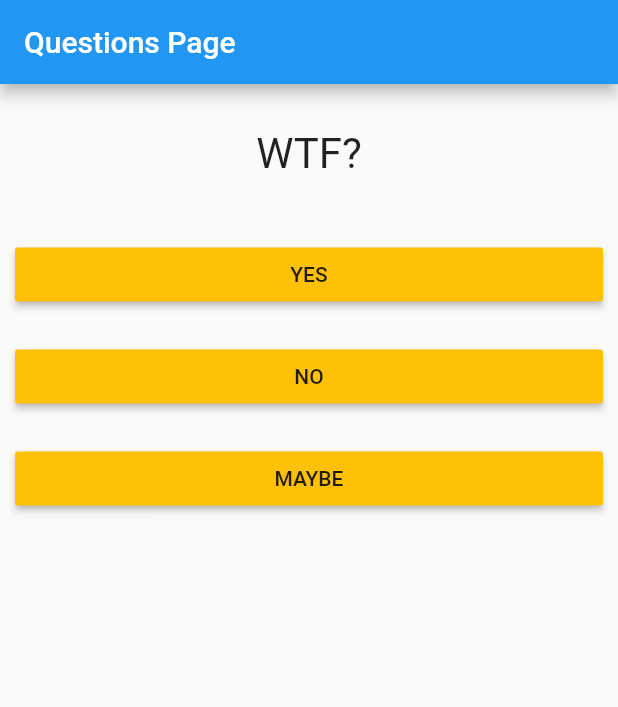
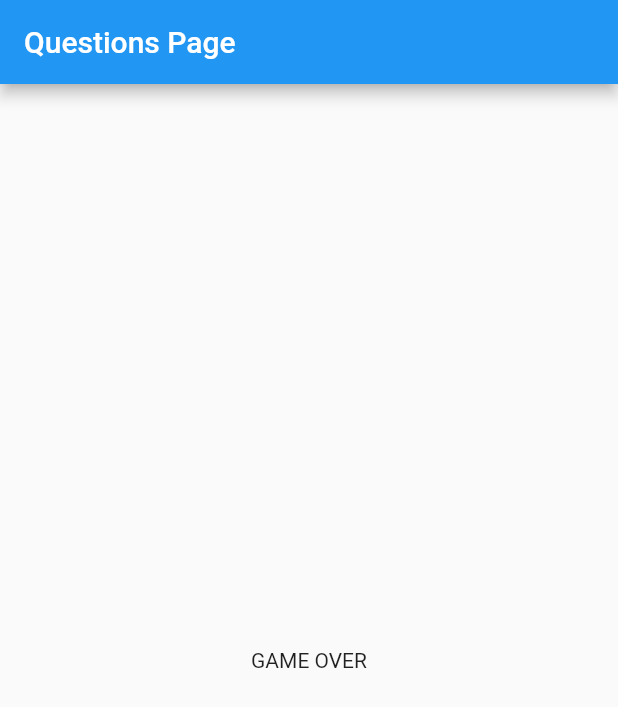
Before and after one commit to archangelmichael/UdemyFlutter, a Flutter app: the screen it shows after launch, after a tap on "YES", after a tap on "NO", after a tap on "MAYBE", on a phone screen of 412 x 824 dp. Shown: the top 707 px of the screen. Run offline on Flutter 3.47's test engine with Material 2 defaults, Android fonts, the phone set to English and light mode, and no system bars.

Commit message:
- Extract question widget code in separate class

```diff
--- a/intro/lib/pages/question_page.dart
+++ b/intro/lib/pages/question_page.dart
@@ -1,7 +1,6 @@
 import 'package:flutter/material.dart';
 import 'package:intro/models/question.dart';
-import 'package:intro/pages/widgets/question_answer.dart';
-import 'package:intro/pages/widgets/question_title.dart';
+import 'package:intro/pages/widgets/question_column.dart';
 
 class QuestionPage extends StatefulWidget {
   @override
@@ -16,10 +15,12 @@ class _QuestionPageState extends State<QuestionPage> {
   ];
 
   var _currentIndex = 0;
+  var _hasModeQuestions = true;
 
   void _getNextQuestion() {
     var nextIndex = _currentIndex + 1;
     if (nextIndex >= _questions.length) {
+      _hasModeQuestions = false;
       nextIndex = 0;
     }
 
@@ -30,11 +31,6 @@ class _QuestionPageState extends State<QuestionPage> {
   @override
   Widget build(BuildContext context) {
     var selectedQuestion = _questions[_currentIndex];
-    var questionChildren = <Widget>[];
-    questionChildren.add(QuestionTitle(selectedQuestion.title));
-    for(var answer in selectedQuestion.answers) {
-      questionChildren.add(QuestionAnswer(answer, _getNextQuestion));
-    }
 
     return Scaffold(
       appBar: AppBar(
@@ -42,12 +38,11 @@ class _QuestionPageState extends State<QuestionPage> {
         // the App.build method, and use it to set our appbar title.
         title: Text("Questions Page"),
       ),
-      body: Column(
-        children: <Widget>[
-          QuestionTitle(selectedQuestion.title),
-          ...selectedQuestion.answers.map( (answer) { return QuestionAnswer(answer, _getNextQuestion); })
-        ],
-      ),
+      body: _hasModeQuestions
+          ? QuestionColumn(selectedQuestion, _getNextQuestion)
+          : Center(
+              child: Text("GAME OVER"),
+            ),
     );
   }
 }
--- /dev/null
+++ b/intro/lib/pages/widgets/question_column.dart
@@ -0,0 +1,23 @@
+import 'package:flutter/material.dart';
+import 'package:intro/models/question.dart';
+import 'package:intro/pages/widgets/question_answer.dart';
+import 'package:intro/pages/widgets/question_title.dart';
+
+class QuestionColumn extends StatelessWidget {
+  final Question _question;
+  final Function _callback;
+
+  QuestionColumn(this._question, this._callback);
+
+  @override
+  Widget build(BuildContext context) {
+    return Column(
+              children: <Widget>[
+                QuestionTitle(_question.title),
+                ..._question.answers.map((answer) {
+                  return QuestionAnswer(answer, _callback);
+                })
+              ],
+            );
+  }
+}
```
